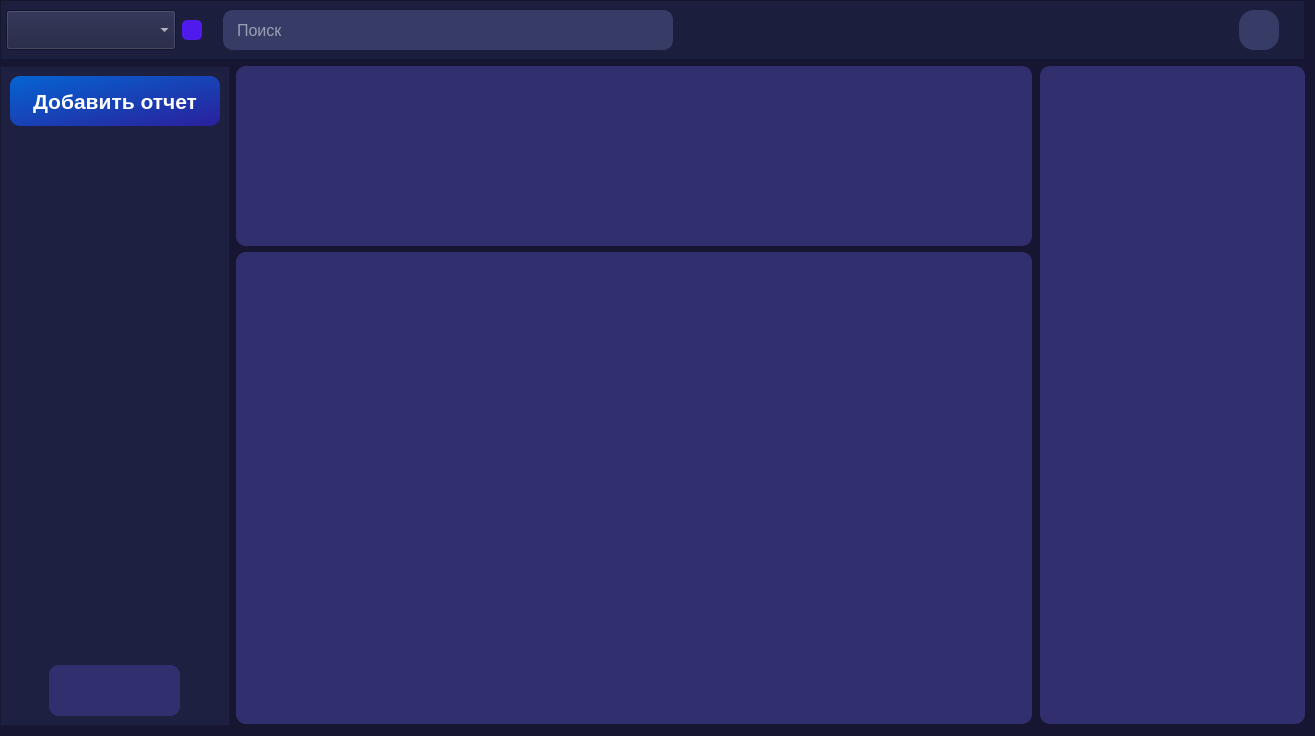
Before: the Qt Designer form interfaces/main_page.ui in ArtShibaev/Bugtracker, drawn with Qt 5.
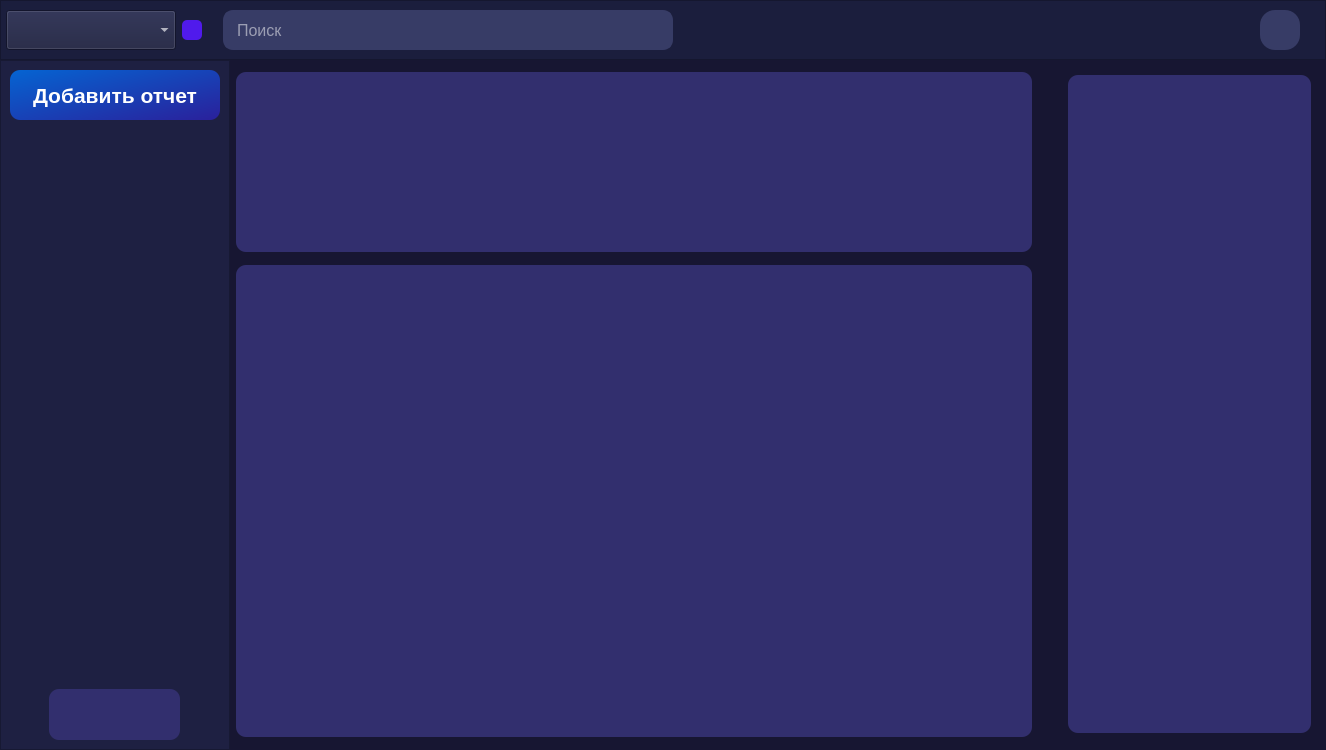
After: the same form once the commit is applied.

Diff of the .ui file:
```diff
--- a/interfaces/main_page.ui
+++ b/interfaces/main_page.ui
@@ -6,20 +6,26 @@
    <rect>
     <x>0</x>
     <y>0</y>
-    <width>1315</width>
-    <height>736</height>
+    <width>1326</width>
+    <height>750</height>
    </rect>
   </property>
+  <property name="sizePolicy">
+   <sizepolicy hsizetype="Fixed" vsizetype="Fixed">
+    <horstretch>0</horstretch>
+    <verstretch>0</verstretch>
+   </sizepolicy>
+  </property>
   <property name="minimumSize">
    <size>
-    <width>1315</width>
-    <height>736</height>
+    <width>1326</width>
+    <height>750</height>
    </size>
   </property>
   <property name="maximumSize">
    <size>
-    <width>1315</width>
-    <height>736</height>
+    <width>1326</width>
+    <height>750</height>
    </size>
   </property>
   <property name="windowTitle">
@@ -38,10 +44,13 @@
      <number>0</number>
     </property>
     <property name="rightMargin">
-     <number>10</number>
+     <number>0</number>
     </property>
     <property name="bottomMargin">
-     <number>10</number>
+     <number>0</number>
+    </property>
+    <property name="verticalSpacing">
+     <number>0</number>
     </property>
     <item row="1" column="0">
      <widget class="QFrame" name="frame_2">
@@ -531,6 +540,15 @@
     </item>
     <item row="1" column="1">
      <layout class="QGridLayout" name="gridLayout">
+      <property name="rightMargin">
+       <number>15</number>
+      </property>
+      <property name="horizontalSpacing">
+       <number>-1</number>
+      </property>
+      <property name="verticalSpacing">
+       <number>0</number>
+      </property>
       <item row="0" column="1" colspan="3">
        <widget class="QFrame" name="frame_5">
         <property name="minimumSize">
@@ -556,6 +574,18 @@
          <enum>QFrame::Raised</enum>
         </property>
         <layout class="QGridLayout" name="gridLayout_8">
+         <property name="leftMargin">
+          <number>0</number>
+         </property>
+         <property name="topMargin">
+          <number>0</number>
+         </property>
+         <property name="rightMargin">
+          <number>0</number>
+         </property>
+         <property name="bottomMargin">
+          <number>0</number>
+         </property>
          <item row="0" column="0">
           <layout class="QHBoxLayout" name="bug_cards">
            <property name="spacing">
@@ -591,6 +621,18 @@
          <enum>QFrame::Raised</enum>
         </property>
         <layout class="QGridLayout" name="gridLayout_7">
+         <property name="leftMargin">
+          <number>0</number>
+         </property>
+         <property name="topMargin">
+          <number>0</number>
+         </property>
+         <property name="rightMargin">
+          <number>0</number>
+         </property>
+         <property name="bottomMargin">
+          <number>0</number>
+         </property>
          <item row="0" column="0">
           <layout class="QHBoxLayout" name="horizontalLayout_3"/>
          </item>
@@ -601,13 +643,13 @@
        <widget class="QFrame" name="frame_6">
         <property name="minimumSize">
          <size>
-          <width>265</width>
+          <width>242</width>
           <height>658</height>
          </size>
         </property>
         <property name="maximumSize">
          <size>
-          <width>265</width>
+          <width>243</width>
           <height>658</height>
          </size>
         </property>
@@ -625,6 +667,21 @@
          <enum>QFrame::Raised</enum>
         </property>
         <layout class="QGridLayout" name="gridLayout_9">
+         <property name="leftMargin">
+          <number>0</number>
+         </property>
+         <property name="topMargin">
+          <number>0</number>
+         </property>
+         <property name="rightMargin">
+          <number>0</number>
+         </property>
+         <property name="bottomMargin">
+          <number>0</number>
+         </property>
+         <property name="spacing">
+          <number>0</number>
+         </property>
          <item row="0" column="0">
           <layout class="QVBoxLayout" name="verticalLayout_5"/>
          </item>
```
Left out of the diff: 2 changed lines with no effect on the pictures.
